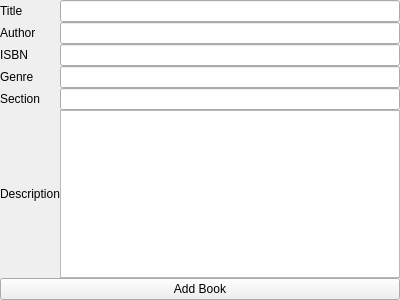
Before: the Qt Designer form addBookView.ui in Mr-Beastman/CS106_A2, drawn with Qt 5.
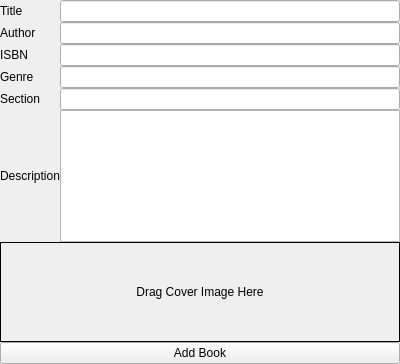
After: the same form once the commit is applied.

Commit message:
add image functions
This update will include additonal functions to handle image management and display.

addBook now has logic to the handle drag and drop of a image file into a designated area. This file will then be saved as under the isbn number and stored in the /images/cover folder.

memberView ui catalogueList has been updated to dynamically create book entries based on the bookListView ui file. This is in the draft stages at this time as ratio not appearing well but it is working.

The edit to the form file:
```diff
--- a/addBookView.ui
+++ b/addBookView.ui
@@ -7,7 +7,7 @@
     <x>0</x>
     <y>0</y>
     <width>400</width>
-    <height>300</height>
+    <height>364</height>
    </rect>
   </property>
   <property name="windowTitle">
@@ -97,6 +97,31 @@
          </item>
         </layout>
        </item>
+       <item>
+        <widget class="QLabel" name="coverPreviewLabel">
+         <property name="minimumSize">
+          <size>
+           <width>0</width>
+           <height>100</height>
+          </size>
+         </property>
+         <property name="acceptDrops">
+          <bool>true</bool>
+         </property>
+         <property name="frameShape">
+          <enum>QFrame::Shape::Box</enum>
+         </property>
+         <property name="frameShadow">
+          <enum>QFrame::Shadow::Plain</enum>
+         </property>
+         <property name="text">
+          <string>Drag Cover Image Here</string>
+         </property>
+         <property name="alignment">
+          <set>Qt::AlignmentFlag::AlignCenter</set>
+         </property>
+        </widget>
+       </item>
        <item>
         <layout class="QHBoxLayout" name="buttonLayout">
          <item>
```
The commit also changes 63 other files.
